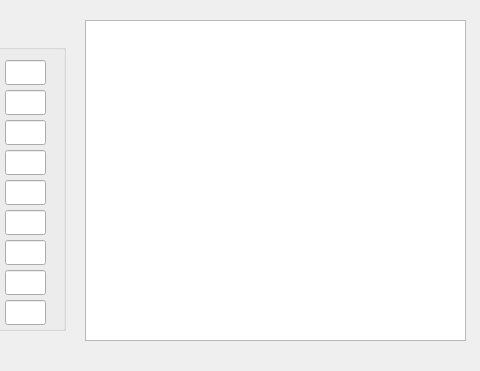
The window that DataInput.ui (Raimmaster/PendulumSimulator) describes before a commit, drawn with Qt 5; both pictures show x 305 to 785 and y 0 to 371 of the 785 by 371 pixel window.
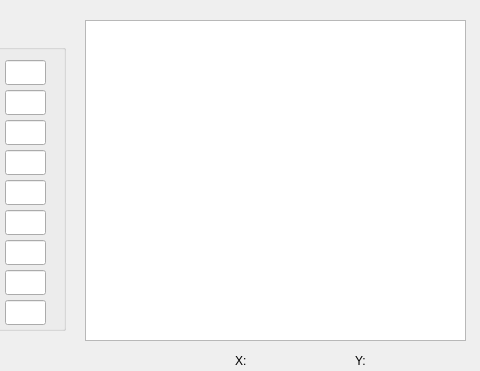
The same window after the commit.

Commit message: Animacion full

What changed in the file:
```diff
--- a/DataInput.ui
+++ b/DataInput.ui
@@ -256,6 +256,32 @@
     <string>GRAFICAR</string>
    </property>
   </widget>
+  <widget class="QLabel" name="xpos">
+   <property name="geometry">
+    <rect>
+     <x>540</x>
+     <y>350</y>
+     <width>111</width>
+     <height>21</height>
+    </rect>
+   </property>
+   <property name="text">
+    <string>X:</string>
+   </property>
+  </widget>
+  <widget class="QLabel" name="ypos">
+   <property name="geometry">
+    <rect>
+     <x>660</x>
+     <y>350</y>
+     <width>111</width>
+     <height>21</height>
+    </rect>
+   </property>
+   <property name="text">
+    <string>Y:</string>
+   </property>
+  </widget>
  </widget>
  <resources/>
  <connections/>
```
The commit also changes 1 other file.
